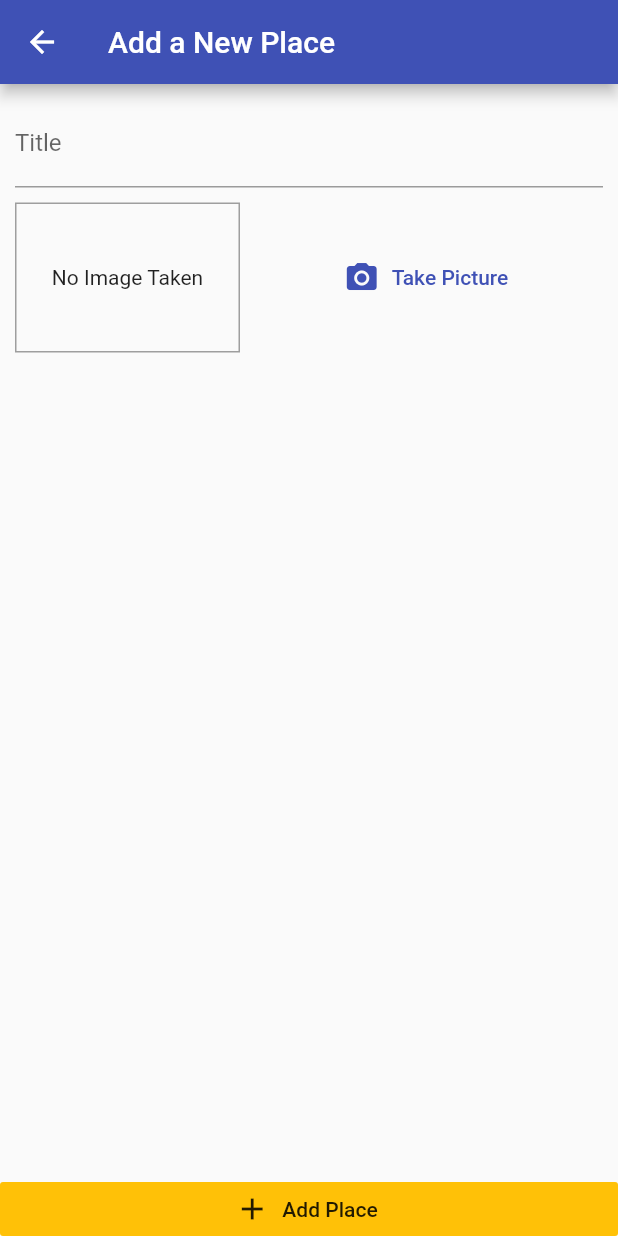
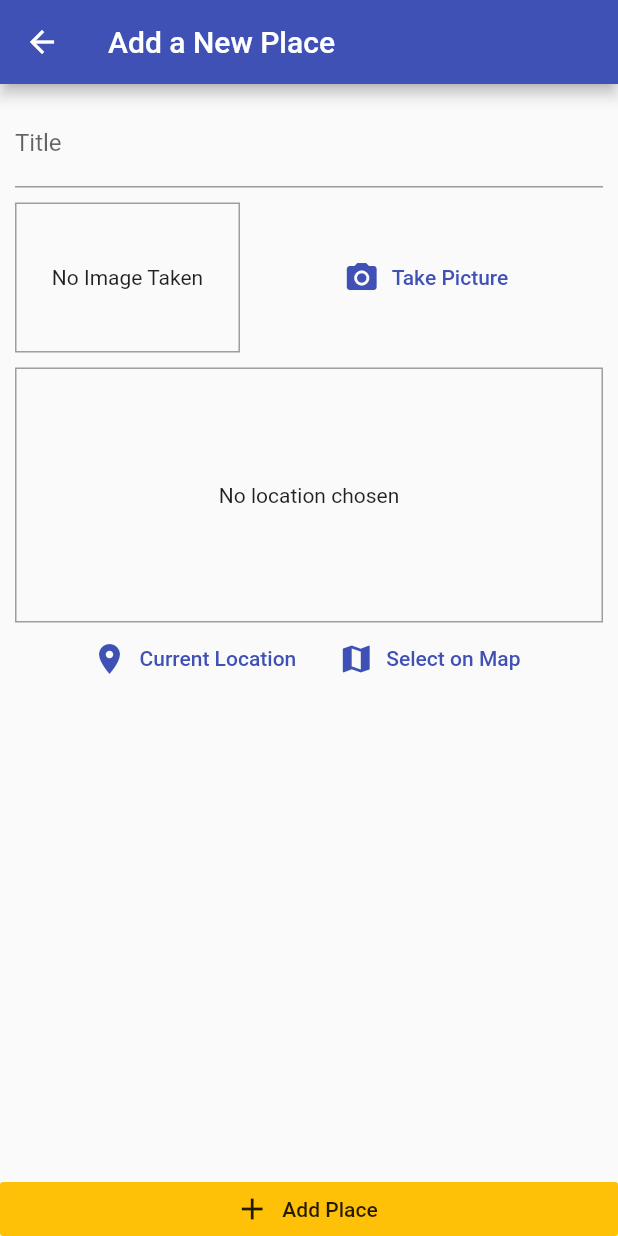
Before and after one commit to vyashh/flutter_course_great_places, a Flutter app: the AddPlaceScreen screen opened by its route, on a phone screen of 412 x 824 dp. Run offline on Flutter 3.47's test engine with Material 2 defaults, Android fonts, the phone set to English and light mode, and no system bars; our stand-ins replace google_maps_flutter, image_picker, location, sqflite; accounts and stored records are empty.

Commit message:
current changes

```diff
--- /dev/null
+++ b/lib/helpers/location_helper.dart
@@ -0,0 +1,8 @@
+const GOOGLE_API_KEY = 'AIzaSyDLnWkYEATSlnrYkx-kjz_0s5puZoJdYPU';
+
+class LocationHelper {
+  static String generateLocationPreviewImage(
+      {double latitude, double longitude}) {
+    return 'https://maps.googleapis.com/maps/api/staticmap?center=$latitude,$longitude&zoom=13&size=600x300&maptype=roadmap&markers=color:red%7Clabel:A%7C$latitude,$longitude&key=$GOOGLE_API_KEY';
+  }
+}
--- a/lib/models/place.dart
+++ b/lib/models/place.dart
@@ -6,7 +6,7 @@ class PlaceLocation {
   final double longitude;
   final String address;
 
-  PlaceLocation(
+  const PlaceLocation(
       {@required this.latitude, @required this.longitude, this.address});
 }
 
--- a/lib/screens/add_place_screen.dart
+++ b/lib/screens/add_place_screen.dart
@@ -1,5 +1,6 @@
 import 'dart:io';
 import 'package:flutter/material.dart';
+import 'package:great_places_app/widgets/location_input.dart';
 import '../widgets/image_input.dart';
 import 'package:provider/provider.dart';
 import '../providers/great_places.dart';
@@ -50,6 +51,10 @@ class _AddPlaceScreenState extends State<AddPlaceScreen> {
                       height: 10,
                     ),
                     ImageInput(_selectImage),
+                    SizedBox(
+                      height: 10,
+                    ),
+                    LocationInput()
                   ],
                 ),
               ),
--- /dev/null
+++ b/lib/widgets/location_input.dart
@@ -0,0 +1,80 @@
+import 'package:flutter/material.dart';
+import '../helpers/location_helper.dart';
+import 'package:location/location.dart';
+import '../screens/map_screen.dart';
+
+class LocationInput extends StatefulWidget {
+  @override
+  _LocationInputState createState() => _LocationInputState();
+}
+
+class _LocationInputState extends State<LocationInput> {
+  String _previewImageUrl;
+
+  Future<void> _getCurrentUserLocation() async {
+    final locData = await Location().getLocation();
+    final staticMapImageUrl = LocationHelper.generateLocationPreviewImage(
+        latitude: locData.latitude, longitude: locData.longitude);
+    setState(() {
+      _previewImageUrl = staticMapImageUrl;
+    });
+  }
+
+  Future<void> _selectOnMap() async {
+    final selectedLocation = await Navigator.of(context).push(
+      MaterialPageRoute(
+        builder: (ctx) => MapScreen(
+          isSelecting: true,
+        ),
+      ),
+    );
+
+    if (selectedLocation) {}
+  }
+
+  @override
+  Widget build(BuildContext context) {
+    return Column(
+      children: <Widget>[
+        Container(
+          alignment: Alignment.center,
+          height: 170,
+          width: double.infinity,
+          decoration: BoxDecoration(
+            border: Border.all(
+              width: 1,
+              color: Colors.grey,
+            ),
+          ),
+          child: _previewImageUrl == null
+              ? Text(
+                  'No location chosen',
+                  textAlign: TextAlign.center,
+                )
+              : Image.network(
+                  _previewImageUrl,
+                  fit: BoxFit.cover,
+                  width: double.infinity,
+                ),
+        ),
+        Row(
+          mainAxisAlignment: MainAxisAlignment.center,
+          children: <Widget>[
+            FlatButton.icon(
+              icon: Icon(Icons.location_on),
+              label: Text('Current Location'),
+              textColor: Theme.of(context).primaryColor,
+              onPressed: _getCurrentUserLocation,
+            ),
+            FlatButton.icon(
+              icon: Icon(Icons.map),
+              label: Text('Select on Map'),
+              textColor: Theme.of(context).primaryColor,
+              onPressed: _selectOnMap,
+            )
+          ],
+        )
+      ],
+    );
+  }
+}
--- a/pubspec.yaml
+++ b/pubspec.yaml
@@ -28,6 +28,8 @@ dependencies:
   path_provider: ^1.6.22
   path: ^1.7.0
   sqflite: ^1.3.0
+  location: ^3.0.2
+  google_maps_flutter: ^1.0.4
 
   # The following adds the Cupertino Icons font to your application.
   # Use with the CupertinoIcons class for iOS style icons.
```
Also changed, not shown: lib/screens/map_screen.dart (added, +36 -0 lines), pubspec.lock, 1 other file.
